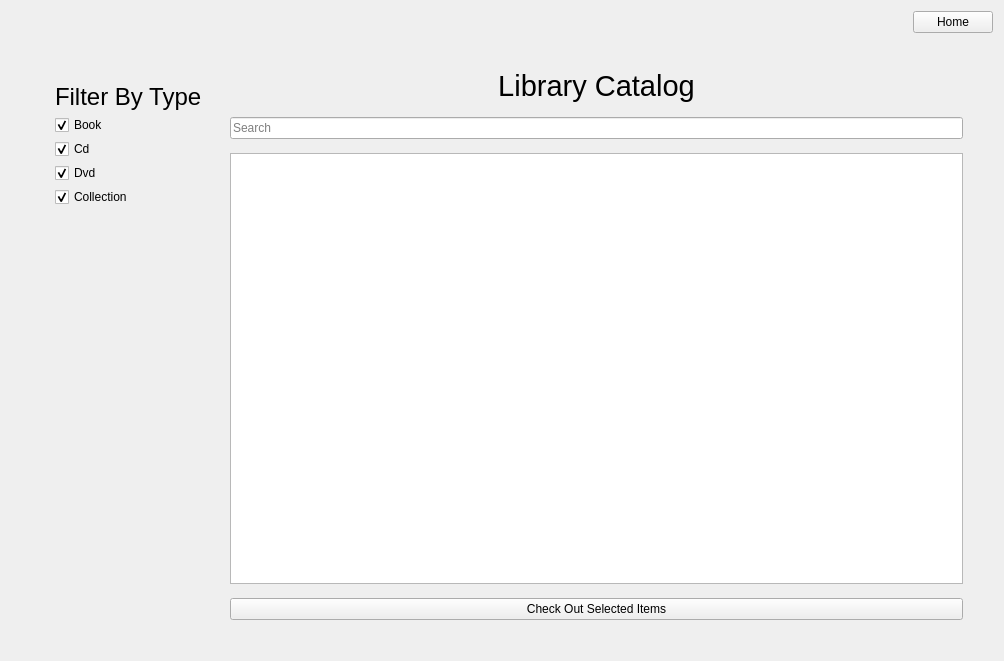
The window that forms/libraryview.ui (umustdye/Book-Worms) describes before a commit, drawn with Qt 5.
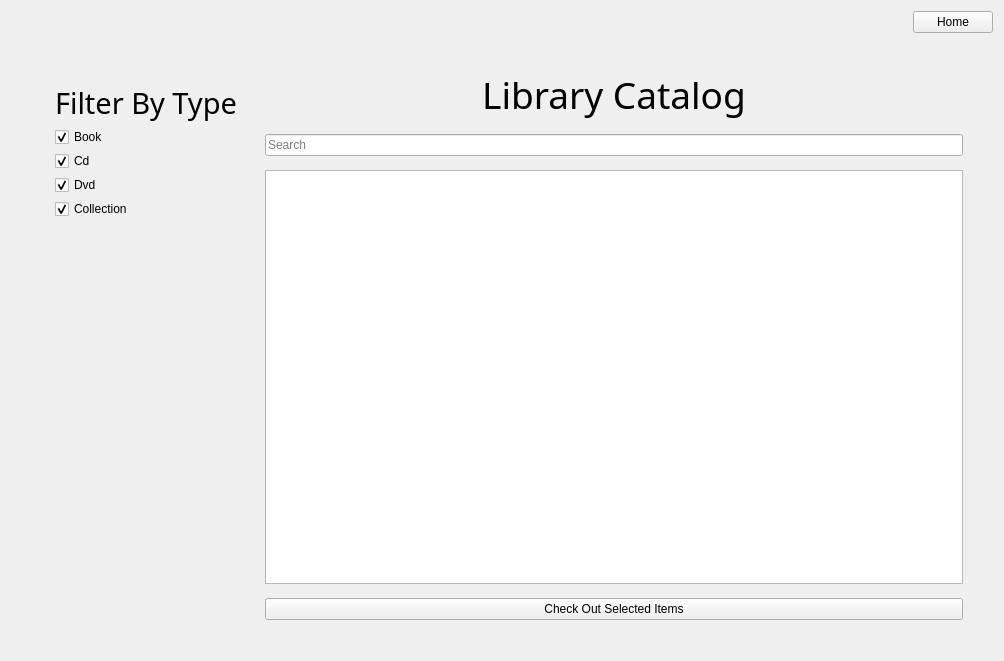
The same window after the commit.

Diff of the .ui file:
```diff
--- a/forms/libraryview.ui
+++ b/forms/libraryview.ui
@@ -82,7 +82,8 @@
          </property>
          <property name="font">
           <font>
-           <pointsize>18</pointsize>
+           <family>Blackadder ITC</family>
+           <pointsize>22</pointsize>
           </font>
          </property>
          <property name="text">
@@ -163,7 +164,8 @@
         <widget class="QLabel" name="label_2">
          <property name="font">
           <font>
-           <pointsize>22</pointsize>
+           <family>Blackadder ITC</family>
+           <pointsize>28</pointsize>
           </font>
          </property>
          <property name="text">
@@ -186,6 +188,12 @@
          <property name="selectionBehavior">
           <enum>QAbstractItemView::SelectRows</enum>
          </property>
+         <attribute name="horizontalHeaderHighlightSections">
+          <bool>false</bool>
+         </attribute>
+         <attribute name="verticalHeaderVisible">
+          <bool>false</bool>
+         </attribute>
         </widget>
        </item>
        <item>
```
